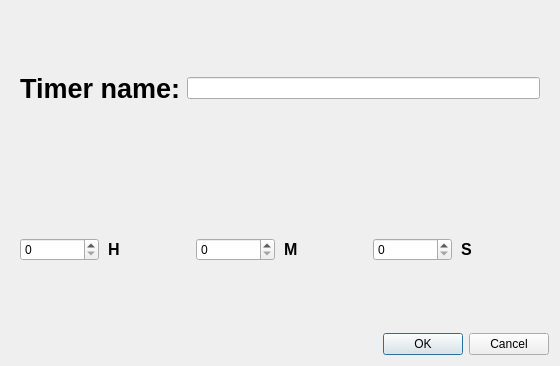
This is timereditdialog.ui in fuw4kr/SmartClock as Qt 5 draws it before an edit. The edited form follows.
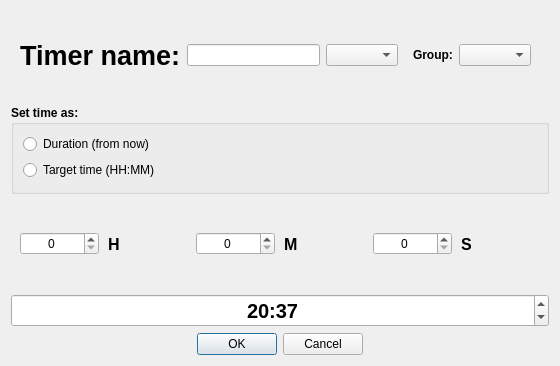
This is the edited form.

Patch:
```diff
--- a/timereditdialog.ui
+++ b/timereditdialog.ui
@@ -33,17 +33,89 @@
       <item>
        <widget class="QLineEdit" name="nameEdit"/>
       </item>
+      <item>
+       <widget class="QComboBox" name="comboType"/>
+      </item>
+      <item>
+       <widget class="QWidget" name="widget_3" native="true">
+        <layout class="QHBoxLayout" name="horizontalLayout_3" stretch="0,1">
+         <item>
+          <widget class="QLabel" name="labelGroup">
+           <property name="font">
+            <font>
+             <bold>true</bold>
+            </font>
+           </property>
+           <property name="text">
+            <string>Group:</string>
+           </property>
+          </widget>
+         </item>
+         <item>
+          <widget class="QComboBox" name="comboGroup"/>
+         </item>
+        </layout>
+       </widget>
+      </item>
+     </layout>
+    </widget>
+   </item>
+   <item>
+    <widget class="QGroupBox" name="groupTimeMode">
+     <property name="font">
+      <font>
+       <bold>true</bold>
+      </font>
+     </property>
+     <property name="title">
+      <string>Set time as:</string>
+     </property>
+     <layout class="QVBoxLayout" name="verticalLayout_2">
+      <item>
+       <widget class="QRadioButton" name="radioDuration">
+        <property name="font">
+         <font>
+          <bold>false</bold>
+         </font>
+        </property>
+        <property name="text">
+         <string>Duration (from now)</string>
+        </property>
+       </widget>
+      </item>
+      <item>
+       <widget class="QRadioButton" name="radioTargetTime">
+        <property name="font">
+         <font>
+          <bold>false</bold>
+         </font>
+        </property>
+        <property name="text">
+         <string>Target time (HH:MM)</string>
+        </property>
+       </widget>
+      </item>
      </layout>
     </widget>
    </item>
    <item>
     <widget class="QWidget" name="widget" native="true">
-     <layout class="QHBoxLayout" name="horizontalLayout">
+     <property name="layoutDirection">
+      <enum>Qt::LayoutDirection::LeftToRight</enum>
+     </property>
+     <layout class="QHBoxLayout" name="horizontalLayout" stretch="0,0,0,0,0,0">
       <property name="spacing">
        <number>9</number>
       </property>
+      <property name="leftMargin">
+       <number>9</number>
+      </property>
       <item>
-       <widget class="QSpinBox" name="spinHours"/>
+       <widget class="QSpinBox" name="spinHours">
+        <property name="alignment">
+         <set>Qt::AlignmentFlag::AlignCenter</set>
+        </property>
+       </widget>
       </item>
       <item>
        <widget class="QLabel" name="lblHours">
@@ -56,10 +128,17 @@
         <property name="text">
          <string>H</string>
         </property>
+        <property name="alignment">
+         <set>Qt::AlignmentFlag::AlignLeading|Qt::AlignmentFlag::AlignLeft|Qt::AlignmentFlag::AlignVCenter</set>
+        </property>
        </widget>
       </item>
       <item>
-       <widget class="QSpinBox" name="spinMinutes"/>
+       <widget class="QSpinBox" name="spinMinutes">
+        <property name="alignment">
+         <set>Qt::AlignmentFlag::AlignCenter</set>
+        </property>
+       </widget>
       </item>
       <item>
        <widget class="QLabel" name="lblMinutes">
@@ -75,7 +154,11 @@
        </widget>
       </item>
       <item>
-       <widget class="QSpinBox" name="spinSeconds"/>
+       <widget class="QSpinBox" name="spinSeconds">
+        <property name="alignment">
+         <set>Qt::AlignmentFlag::AlignCenter</set>
+        </property>
+       </widget>
       </item>
       <item>
        <widget class="QLabel" name="lblSeconds">
@@ -88,18 +171,54 @@
         <property name="text">
          <string>S</string>
         </property>
+        <property name="alignment">
+         <set>Qt::AlignmentFlag::AlignLeading|Qt::AlignmentFlag::AlignLeft|Qt::AlignmentFlag::AlignVCenter</set>
+        </property>
        </widget>
       </item>
      </layout>
     </widget>
    </item>
+   <item>
+    <widget class="QDateTimeEdit" name="targetTimeEdit">
+     <property name="font">
+      <font>
+       <pointsize>15</pointsize>
+       <bold>true</bold>
+      </font>
+     </property>
+     <property name="alignment">
+      <set>Qt::AlignmentFlag::AlignCenter</set>
+     </property>
+     <property name="date">
+      <date>
+       <year>2000</year>
+       <month>1</month>
+       <day>3</day>
+      </date>
+     </property>
+     <property name="time">
+      <time>
+       <hour>20</hour>
+       <minute>37</minute>
+       <second>43</second>
+      </time>
+     </property>
+     <property name="currentSection">
+      <enum>QDateTimeEdit::Section::HourSection</enum>
+     </property>
+     <property name="displayFormat">
+      <string>hh:mm</string>
+     </property>
+    </widget>
+   </item>
    <item>
     <widget class="QDialogButtonBox" name="buttonBox">
      <property name="standardButtons">
       <set>QDialogButtonBox::StandardButton::Cancel|QDialogButtonBox::StandardButton::Ok</set>
      </property>
      <property name="centerButtons">
-      <bool>false</bool>
+      <bool>true</bool>
      </property>
     </widget>
    </item>
```
